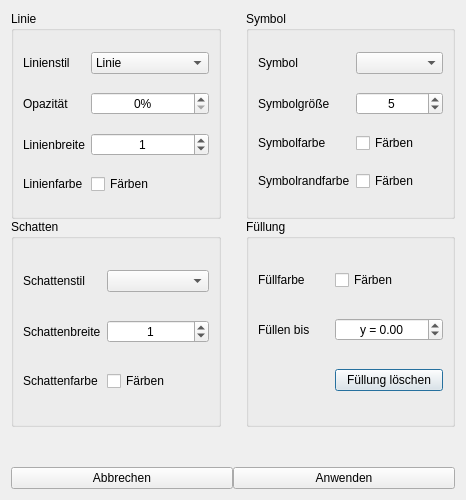
Haschtl/RealTimeOpenControl, file RTOC/RTOC_GUI/ui/stylePlotDialog2.ui: the form before one commit.
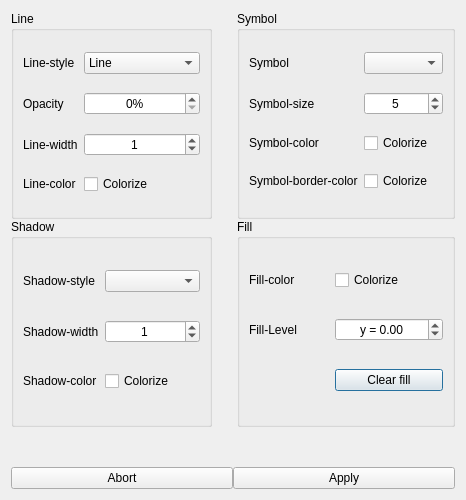
The form after the commit.

Diff of the .ui file:
```diff
--- a/RTOC/RTOC_GUI/ui/stylePlotDialog2.ui
+++ b/RTOC/RTOC_GUI/ui/stylePlotDialog2.ui
@@ -17,7 +17,7 @@
    </size>
   </property>
   <property name="windowTitle">
-   <string>Stile anpassen</string>
+   <string>Change plotstyle</string>
   </property>
   <layout class="QVBoxLayout" name="verticalLayout_2">
    <item>
@@ -56,13 +56,13 @@
             </sizepolicy>
            </property>
            <property name="title">
-            <string>Füllung</string>
+            <string>Fill</string>
            </property>
            <layout class="QGridLayout" name="gridLayout_4">
             <item row="0" column="0">
              <widget class="QLabel" name="label_9">
               <property name="text">
-               <string>Füllfarbe</string>
+               <string>Fill-color</string>
               </property>
              </widget>
             </item>
@@ -88,21 +88,21 @@
             <item row="1" column="0">
              <widget class="QLabel" name="label_7">
               <property name="text">
-               <string>Füllen bis</string>
+               <string>Fill-Level</string>
               </property>
              </widget>
             </item>
             <item row="2" column="1">
              <widget class="QPushButton" name="deleteFillButton">
               <property name="text">
-               <string>Füllung löschen</string>
+               <string>Clear fill</string>
               </property>
              </widget>
             </item>
             <item row="0" column="1">
              <widget class="QCheckBox" name="fillColorButton">
               <property name="text">
-               <string>Färben</string>
+               <string>Colorize</string>
               </property>
              </widget>
             </item>
@@ -112,13 +112,13 @@
          <item row="1" column="1">
           <widget class="QGroupBox" name="groupBox_4">
            <property name="title">
-            <string>Schatten</string>
+            <string>Shadow</string>
            </property>
            <layout class="QGridLayout" name="gridLayout_5">
             <item row="0" column="0">
              <widget class="QLabel" name="label_13">
               <property name="text">
-               <string>Schattenstil</string>
+               <string>Shadow-style</string>
               </property>
              </widget>
             </item>
@@ -137,27 +137,27 @@
               </item>
               <item>
                <property name="text">
-                <string>Linie</string>
+                <string>Line</string>
                </property>
               </item>
               <item>
                <property name="text">
-                <string>Punkte (P)</string>
+                <string>Dots (D)</string>
                </property>
               </item>
               <item>
                <property name="text">
-                <string>Striche (S)</string>
+                <string>Strokes (S)</string>
                </property>
               </item>
               <item>
                <property name="text">
-                <string>P S</string>
+                <string>D S</string>
                </property>
               </item>
               <item>
                <property name="text">
-                <string>P P S</string>
+                <string>D D S</string>
                </property>
               </item>
              </widget>
@@ -165,7 +165,7 @@
             <item row="1" column="0">
              <widget class="QLabel" name="label_11">
               <property name="text">
-               <string>Schattenbreite</string>
+               <string>Shadow-width</string>
               </property>
              </widget>
             </item>
@@ -188,14 +188,14 @@
             <item row="2" column="0">
              <widget class="QLabel" name="label_12">
               <property name="text">
-               <string>Schattenfarbe</string>
+               <string>Shadow-color</string>
               </property>
              </widget>
             </item>
             <item row="2" column="1">
              <widget class="QCheckBox" name="shadowColorButton">
               <property name="text">
-               <string>Färben</string>
+               <string>Colorize</string>
               </property>
              </widget>
             </item>
@@ -211,13 +211,13 @@
             </sizepolicy>
            </property>
            <property name="title">
-            <string>Linie</string>
+            <string>Line</string>
            </property>
            <layout class="QGridLayout" name="gridLayout_2">
             <item row="3" column="0">
              <widget class="QLabel" name="label_3">
               <property name="text">
-               <string>Linienfarbe</string>
+               <string>Line-color</string>
               </property>
              </widget>
             </item>
@@ -247,27 +247,27 @@
               </property>
               <item>
                <property name="text">
-                <string>Linie</string>
+                <string>Line</string>
                </property>
               </item>
               <item>
                <property name="text">
-                <string>Punkte (P)</string>
+                <string>Dots (D)</string>
                </property>
               </item>
               <item>
                <property name="text">
-                <string>Striche (S)</string>
+                <string>Strokes (S)</string>
                </property>
               </item>
               <item>
                <property name="text">
-                <string>P S</string>
+                <string>D S</string>
                </property>
               </item>
               <item>
                <property name="text">
-                <string>P P S</string>
+                <string>D D S</string>
                </property>
               </item>
              </widget>
@@ -275,7 +275,7 @@
             <item row="0" column="0">
              <widget class="QLabel" name="label">
               <property name="text">
-               <string>Linienstil</string>
+               <string>Line-style</string>
               </property>
              </widget>
             </item>
@@ -301,21 +301,21 @@
                <bool>true</bool>
               </property>
               <property name="text">
-               <string>Opazität</string>
+               <string>Opacity</string>
               </property>
              </widget>
             </item>
             <item row="2" column="0">
              <widget class="QLabel" name="label_2">
               <property name="text">
-               <string>Linienbreite</string>
+               <string>Line-width</string>
               </property>
              </widget>
             </item>
             <item row="3" column="1">
              <widget class="QCheckBox" name="lineColorButton">
               <property name="text">
-               <string>Färben</string>
+               <string>Colorize</string>
               </property>
              </widget>
             </item>
@@ -337,7 +337,7 @@
             <item row="2" column="0">
              <widget class="QLabel" name="label_6">
               <property name="text">
-               <string>Symbolfarbe</string>
+               <string>Symbol-color</string>
               </property>
              </widget>
             </item>
@@ -351,7 +351,7 @@
             <item row="4" column="0">
              <widget class="QLabel" name="label_8">
               <property name="text">
-               <string>Symbolrandfarbe</string>
+               <string>Symbol-border-color</string>
               </property>
              </widget>
             </item>
@@ -374,7 +374,7 @@
             <item row="1" column="0">
              <widget class="QLabel" name="label_5">
               <property name="text">
-               <string>Symbolgröße</string>
+               <string>Symbol-size</string>
               </property>
              </widget>
             </item>
@@ -393,7 +393,7 @@
               </item>
               <item>
                <property name="text">
-                <string>Kreis</string>
+                <string>Circle</string>
                </property>
               </item>
               <item>
@@ -403,17 +403,17 @@
               </item>
               <item>
                <property name="text">
-                <string>Quadrat</string>
+                <string>Square</string>
                </property>
               </item>
               <item>
                <property name="text">
-                <string>Dreieck</string>
+                <string>Triangle</string>
                </property>
               </item>
               <item>
                <property name="text">
-                <string>Raute</string>
+                <string>Diamond</string>
                </property>
               </item>
               <item>
@@ -426,14 +426,14 @@
             <item row="2" column="1">
              <widget class="QCheckBox" name="symbolColorButton">
               <property name="text">
-               <string>Färben</string>
+               <string>Colorize</string>
               </property>
              </widget>
             </item>
             <item row="4" column="1">
              <widget class="QCheckBox" name="symbolPenColorButton">
               <property name="text">
-               <string>Färben</string>
+               <string>Colorize</string>
               </property>
              </widget>
             </item>
@@ -463,14 +463,14 @@
          <item>
           <widget class="QPushButton" name="cancelButton">
            <property name="text">
-            <string>Abbrechen</string>
+            <string>Abort</string>
            </property>
           </widget>
          </item>
          <item>
           <widget class="QPushButton" name="styleButton">
            <property name="text">
-            <string>Anwenden</string>
+            <string>Apply</string>
            </property>
           </widget>
          </item>
```
